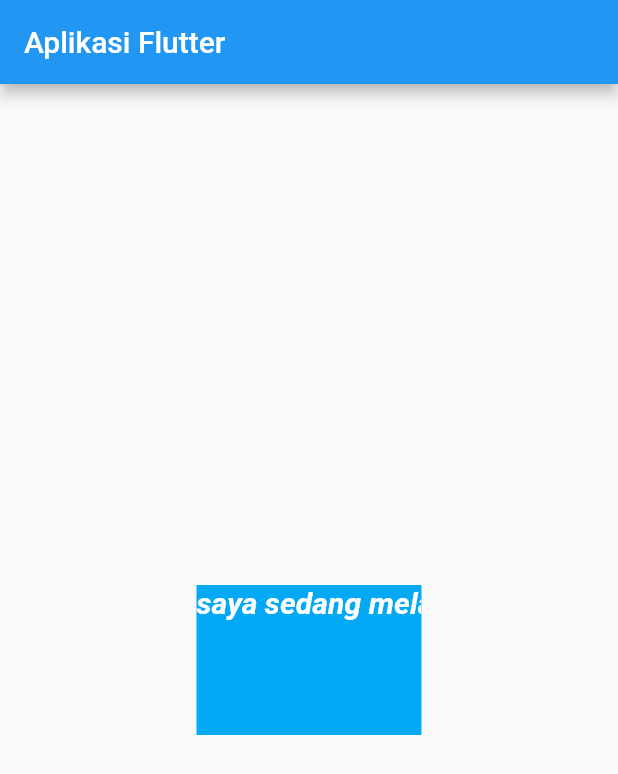
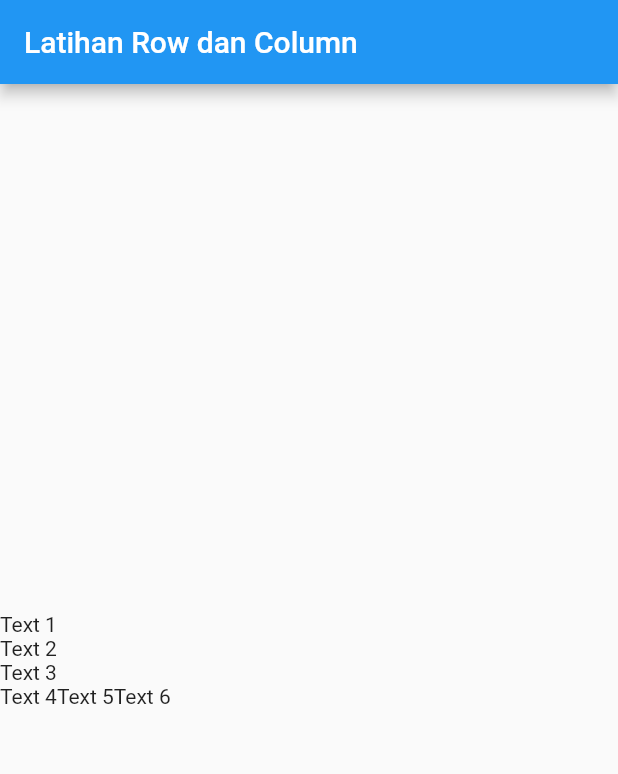
Before and after one commit to abuazis/Flutter-App-Tutorial, a Flutter app: the screen it shows after launch, on a phone screen of 412 x 824 dp. Shown: the top 774 px of the screen. Run offline on Flutter 3.47's test engine with Material 2 defaults, Android fonts, the phone set to English and light mode, and no system bars.

Commit message:
03-row-column-flutter

```diff
--- a/lib/main.dart
+++ b/lib/main.dart
@@ -7,27 +7,24 @@ class MyApp extends StatelessWidget {
   Widget build(BuildContext context) {
     return MaterialApp(
       home: Scaffold(
-        appBar: AppBar(
-          title: Text("Aplikasi Flutter"),
+        appBar: AppBar(title: Text("Latihan Row dan Column")),
+        body: Column(
+          mainAxisAlignment: MainAxisAlignment.center,
+          crossAxisAlignment: CrossAxisAlignment.start,
+          children: <Widget>[
+            Text("Text 1"),
+            Text("Text 2"),
+            Text("Text 3"),
+            Row(
+              children: <Widget>[
+                Text("Text 4"),
+                Text("Text 5"),
+                Text("Text 6"),
+              ],
+            )
+          ],
         ),
-        body: Center(
-            child: Container(
-                color: Colors.lightBlue,
-                width: 150,
-                height: 100,
-                child: Text(
-                  "saya sedang melatih kemampuan flutter saya.",
-                  style: TextStyle(
-                      color: Colors.white,
-                      fontStyle: FontStyle.italic,
-                      fontWeight: FontWeight.w700,
-                      fontSize: 20),
-                  textAlign: TextAlign.center,
-                  maxLines: 2,
-                  overflow: TextOverflow.clip,
-                  softWrap: false,
-                ))),
-      ),
+      )
     );
   }
 }
```
